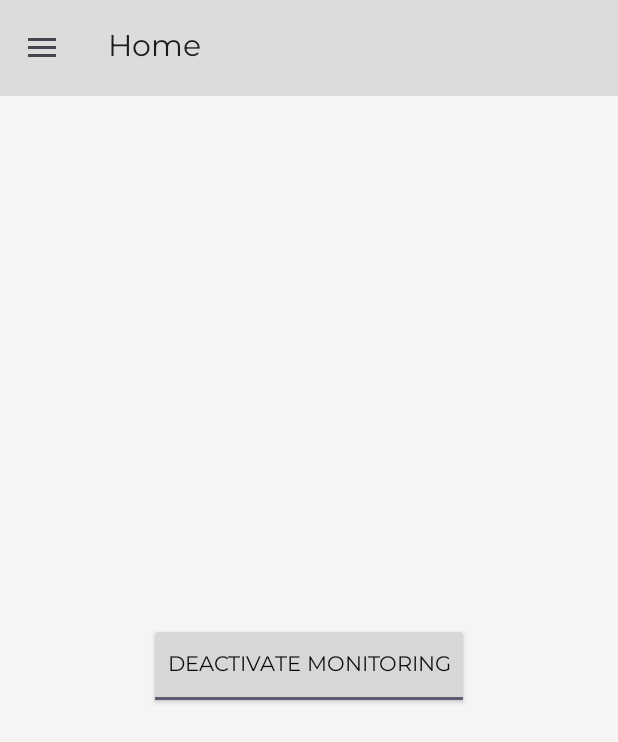
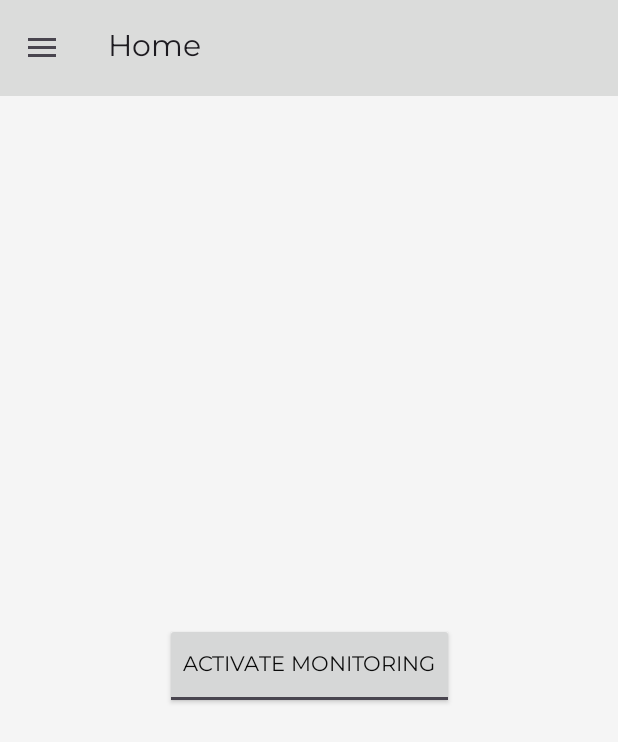
Before and after one commit to V1AraujoR1/IFSP-TADS-TCC, an Android app: the screen it shows after launch (MainActivity), after a tap on "ACTIVATE MONITORING", on a phone screen of 412 x 824 dp. Shown: the top 742 px of the screen. Run offline under Robolectric (Android 15) with nearby library versions, the phone set to English and light mode, and no system bars; our stand-ins replace navigation-ui.

Commit message:
Final changes before the defending the thesis

```diff
--- a/app/src/main/java/com/example/tcc/ui/home/HomeFragment.java
+++ b/app/src/main/java/com/example/tcc/ui/home/HomeFragment.java
@@ -1,9 +1,12 @@
 package com.example.tcc.ui.home;
 
 import android.Manifest;
+import android.content.Context;
 import android.content.pm.PackageManager;
 import android.content.pm.PermissionInfo;
 import android.os.Bundle;
+import android.os.Handler;
+import android.os.Looper;
 import android.view.LayoutInflater;
 import android.view.View;
 import android.view.ViewGroup;
@@ -26,6 +29,8 @@ public class HomeFragment extends Fragment {
 	private FragmentHomeBinding binding;
 	private Monitoring monitoring;
 	private ToggleButton toggleButton;
+	private Handler handler;
+	private Runnable runnable;
 
 	private final ActivityResultLauncher<String> requestPermissionLauncher = registerForActivityResult(new ActivityResultContracts.RequestPermission(), isGranted -> {
 		if (isGranted) {
@@ -42,10 +47,22 @@ public class HomeFragment extends Fragment {
 	}
 
 	@Override
+	public void onViewStateRestored(@Nullable Bundle savedInstanceState) {
+		super.onViewStateRestored(savedInstanceState);
+		ensureButtonState();
+	}
+
+	@Override
+	public void onResume() {
+		super.onResume();
+		ensureButtonState();
+	}
+
+	@Override
 	public void onViewCreated(@NonNull View view, @Nullable Bundle savedInstanceState) {
 		super.onViewCreated(view, savedInstanceState);
 
-		monitoring = new Monitoring(view, requireContext().getApplicationContext(), getActivity(), R.id.lblDecibel);
+		monitoring = new Monitoring(requireContext().getApplicationContext(), getActivity());
 		toggleButton = view.findViewById(R.id.tglMonitoring);
 
 		toggleButton.setOnClickListener((v) -> {
@@ -55,6 +72,14 @@ public class HomeFragment extends Fragment {
 				stopMonitoring();
 			}
 		});
+
+		ensureButtonState();
+	}
+
+	@Override
+	public void onAttach(@NonNull Context context) {
+		super.onAttach(context);
+		ensureButtonState();
 	}
 
 	@Override
@@ -105,4 +130,35 @@ public class HomeFragment extends Fragment {
 		toggleButton.setChecked(false);
 		monitoring.stop();
 	}
+
+	private void ensureButtonState() {
+		if ((handler != null) && (runnable != null)) {
+			return;
+		}
+
+		handler = new Handler(Looper.getMainLooper());
+		runnable = new Runnable() {
+			@Override
+			public void run() {
+				updateButtonState();
+				handler.postDelayed(this, 1000);
+			}
+		};
+
+		handler.post(runnable);
+	}
+
+	private void updateButtonState() {
+		if ((monitoring == null) || (toggleButton == null)) {
+			return;
+		}
+
+		if ((toggleButton.isChecked()) && (!monitoring.isForegroundServiceRunning())) {
+			toggleButton.setChecked(false);
+		}
+
+		if ((!toggleButton.isChecked()) && (monitoring.isForegroundServiceRunning())) {
+			toggleButton.setChecked(true);
+		}
+	}
 }
--- a/app/src/main/java/com/example/tcc/util/Monitoring.java
+++ b/app/src/main/java/com/example/tcc/util/Monitoring.java
@@ -7,16 +7,7 @@ import android.content.Context;
 import android.content.Intent;
 import android.content.IntentFilter;
 import android.content.SharedPreferences;
-import android.os.Handler;
-import android.os.Looper;
-import android.os.Message;
-import android.os.Messenger;
 import android.os.PowerManager;
-import android.view.View;
-import android.widget.TextView;
-
-import androidx.annotation.IdRes;
-import androidx.annotation.NonNull;
 import androidx.preference.PreferenceManager;
 
 import com.example.tcc.R;
@@ -24,36 +15,17 @@ import com.example.tcc.service.MonitoringService;
 
 public class Monitoring {
 
-	private final View view;
 	private final Context context;
 	private final Activity activity;
-	private final @IdRes int textViewId;
 	private final Notification notification;
 	private final PowerManager.WakeLock wakeLock;
-
-	private TextView textView;
-
-	private final Handler textViewHandler = new Handler(Looper.getMainLooper()) {
-		@Override
-		public void handleMessage(@NonNull Message message) {
-			if ((textView == null) && (view != null)) {
-				textView = view.findViewById(textViewId);
-			}
-
-			if ((textView != null) && (message.obj != null)) {
-				textView.setText(String.valueOf(message.obj));
-			}
-		}
-	};
 
 	private BroadcastReceiver batteryReceiver;
 	private boolean isBatteryReceiverRegistered = false;
 
-	public Monitoring(View view, Context context, Activity activity, @IdRes int textViewId) {
-		this.view = view;
+	public Monitoring(Context context, Activity activity) {
 		this.context = context;
 		this.activity = activity;
-		this.textViewId = textViewId;
 		this.notification = new Notification(getContext());
 
 		PowerManager powerManager = (PowerManager) getContext().getSystemService(Context.POWER_SERVICE);
@@ -70,9 +42,12 @@ public class Monitoring {
 
 	public void start() {
 		SharedPreferences sharedPreferences = PreferenceManager.getDefaultSharedPreferences(getContext());
-		int timeout = sharedPreferences.getInt(getContext().getString(R.string.preference_key_timeLimitForMonitoring), getContext().getResources().getInteger(R.integer.preference_defaultValue_timeLimitForMonitoring));
 
-		wakeLock.acquire(timeout);
+		int decibelsForPositiveReading = sharedPreferences.getInt(getContext().getString(R.string.preference_key_decibelsForPositiveReading), getContext().getResources().getInteger(R.integer.preference_defaultValue_decibelsForPositiveReading));
+		int timeForPositiveReading = sharedPreferences.getInt(getContext().getString(R.string.preference_key_timeForPositiveReading), getContext().getResources().getInteger(R.integer.preference_defaultValue_timeForPositiveReading));
+		int timeLimitForMonitoring = sharedPreferences.getInt(getContext().getString(R.string.preference_key_timeLimitForMonitoring), getContext().getResources().getInteger(R.integer.preference_defaultValue_timeLimitForMonitoring));
+
+		wakeLock.acquire(timeLimitForMonitoring);
 
 		batteryReceiver = new BroadcastReceiver() {
 			@Override
@@ -87,21 +62,27 @@ public class Monitoring {
 		Intent monitoringServiceIntent = new Intent(getContext(), MonitoringService.class);
 
 		monitoringServiceIntent.setAction(MonitoringService.ACTION_START);
-		monitoringServiceIntent.putExtra("textViewMessenger", new Messenger(textViewHandler));
-		monitoringServiceIntent.putExtra(getContext().getString(R.string.preference_key_decibelsForPositiveReading), getContext().getResources().getInteger(R.integer.preference_defaultValue_decibelsForPositiveReading));
-		monitoringServiceIntent.putExtra(getContext().getString(R.string.preference_key_timeForPositiveReading), getContext().getResources().getInteger(R.integer.preference_defaultValue_timeForPositiveReading));
+		monitoringServiceIntent.putExtra(getContext().getString(R.string.preference_key_decibelsForPositiveReading), decibelsForPositiveReading);
+		monitoringServiceIntent.putExtra(getContext().getString(R.string.preference_key_timeForPositiveReading), timeForPositiveReading);
+		monitoringServiceIntent.putExtra(getContext().getString(R.string.preference_key_timeLimitForMonitoring), timeLimitForMonitoring);
 
 		getContext().startForegroundService(monitoringServiceIntent);
 	}
 
 	public void stop() {
 		if (isForegroundServiceRunning()) {
+			SharedPreferences sharedPreferences = PreferenceManager.getDefaultSharedPreferences(getContext());
+
+			int decibelsForPositiveReading = sharedPreferences.getInt(getContext().getString(R.string.preference_key_decibelsForPositiveReading), getContext().getResources().getInteger(R.integer.preference_defaultValue_decibelsForPositiveReading));
+			int timeForPositiveReading = sharedPreferences.getInt(getContext().getString(R.string.preference_key_timeForPositiveReading), getContext().getResources().getInteger(R.integer.preference_defaultValue_timeForPositiveReading));
+			int timeLimitForMonitoring = sharedPreferences.getInt(getContext().getString(R.string.preference_key_timeLimitForMonitoring), getContext().getResources().getInteger(R.integer.preference_defaultValue_timeLimitForMonitoring));
+
 			Intent monitoringServiceIntent = new Intent(getContext(), MonitoringService.class);
 
 			monitoringServiceIntent.setAction(MonitoringService.ACTION_STOP);
-			monitoringServiceIntent.putExtra("textViewMessenger", new Messenger(textViewHandler));
-			monitoringServiceIntent.putExtra(getContext().getString(R.string.preference_key_decibelsForPositiveReading), getContext().getResources().getInteger(R.integer.preference_defaultValue_decibelsForPositiveReading));
-			monitoringServiceIntent.putExtra(getContext().getString(R.string.preference_key_timeForPositiveReading), getContext().getResources().getInteger(R.integer.preference_defaultValue_timeForPositiveReading));
+			monitoringServiceIntent.putExtra(getContext().getString(R.string.preference_key_decibelsForPositiveReading), decibelsForPositiveReading);
+			monitoringServiceIntent.putExtra(getContext().getString(R.string.preference_key_timeForPositiveReading), timeForPositiveReading);
+			monitoringServiceIntent.putExtra(getContext().getString(R.string.preference_key_timeLimitForMonitoring), timeLimitForMonitoring);
 
 			getContext().startForegroundService(monitoringServiceIntent);
 		}
@@ -116,7 +97,7 @@ public class Monitoring {
 		}
 	}
 
-	private boolean isForegroundServiceRunning() {
+	public boolean isForegroundServiceRunning() {
 		ActivityManager activityManager = (ActivityManager) getContext().getSystemService(Context.ACTIVITY_SERVICE);
 
 		for (ActivityManager.RunningServiceInfo service : activityManager.getRunningServices(Integer.MAX_VALUE)) {
--- a/app/src/main/java/com/example/tcc/util/TimeElapsed.java
+++ b/app/src/main/java/com/example/tcc/util/TimeElapsed.java
@@ -22,7 +22,6 @@ public class TimeElapsed {
 		this.notification = new Notification(getContext());
 		this.handler = new Handler(Looper.getMainLooper());
 		this.runnable = () -> {
-			Toast.makeText(getContext(), getContext().getString(R.string.temporaryMessageForDemonstrationPurposes), Toast.LENGTH_LONG).show();
 			notification.notifyPositiveReadingFromMonitoring();
 			isStarted = false;
 		};
--- a/app/src/main/res/layout/fragment_home.xml
+++ b/app/src/main/res/layout/fragment_home.xml
@@ -21,13 +21,6 @@
 		android:orientation="vertical"
 		app:layout_constraintGuide_percent="0.5" />
 
-	<androidx.constraintlayout.widget.Guideline
-		android:id="@+id/guideline_horizontal_lblDecibel"
-		android:layout_width="wrap_content"
-		android:layout_height="wrap_content"
-		android:orientation="horizontal"
-		app:layout_constraintGuide_percent="0.6" />
-
 	<ToggleButton
 		android:id="@+id/tglMonitoring"
 		android:layout_width="wrap_content"
@@ -45,13 +38,4 @@
 		app:layout_constraintStart_toStartOf="@id/guideline_vertical_center"
 		app:layout_constraintTop_toTopOf="@id/guideline_horizontal_center" />
 
-	<TextView
-		android:id="@+id/lblDecibel"
-		android:layout_width="wrap_content"
-		android:layout_height="wrap_content"
-		app:layout_constraintBottom_toBottomOf="@id/guideline_horizontal_lblDecibel"
-		app:layout_constraintEnd_toEndOf="@id/guideline_vertical_center"
-		app:layout_constraintStart_toStartOf="@id/guideline_vertical_center"
-		app:layout_constraintTop_toTopOf="@id/guideline_horizontal_lblDecibel" />
-
 </androidx.constraintlayout.widget.ConstraintLayout>
--- a/app/src/main/res/values/strings.xml
+++ b/app/src/main/res/values/strings.xml
@@ -12,8 +12,6 @@
 	<!-- Pending to review -->
 	<string name="tglMonitoringOn">Deactivate Monitoring</string>
 	<string name="tglMonitoringOff">Activate Monitoring</string>
-	<string name="lblDecibelMessage">%1$s dB</string>
-	<string name="temporaryMessageForDemonstrationPurposes">Positive reading</string>
 	<string name="title_activity_main">MainActivity</string>
 	<string name="menu_home">Home</string>
 	<string name="menu_settings">Settings</string>
```
Also changed, not shown: app/src/main/java/com/example/tcc/service/MonitoringService.java (+11 -19 lines), 1 other file.
